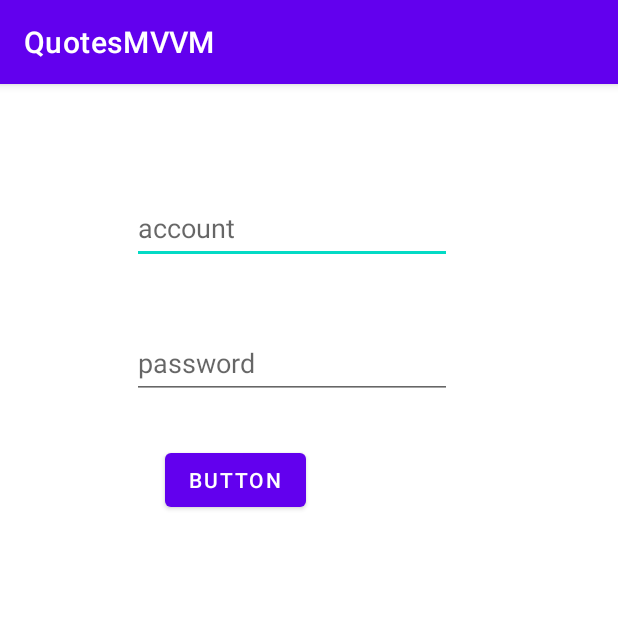
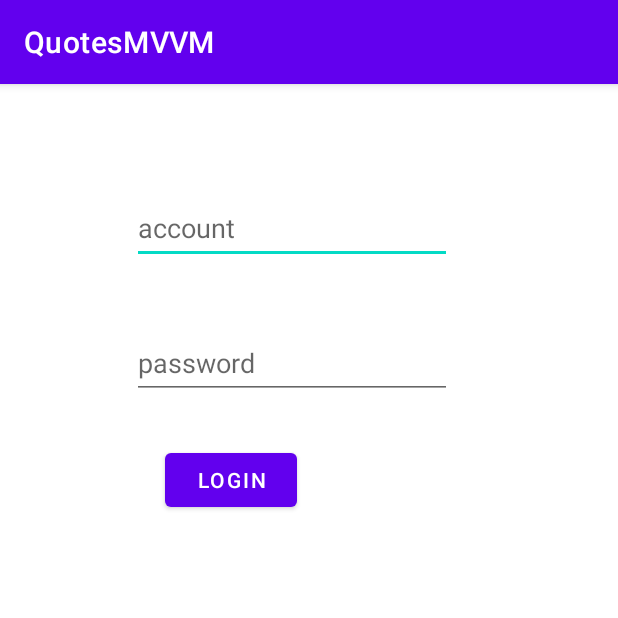
Before and after one commit to jomc-hash/QuotesApp-WebServices, an Android app: the screen it shows after launch (LoginActivity), on a phone screen of 412 x 824 dp, the top half of it. Run offline under Robolectric (Android 15) with nearby library versions, the phone set to English and light mode, and no system bars; our stand-ins replace Dagger/Hilt's generated code.

Commit message:
typos correction

```diff
--- a/app/src/main/java/dev/cardoso/quotesmvvm/presentation/view/LoginActivity.kt
+++ b/app/src/main/java/dev/cardoso/quotesmvvm/presentation/view/LoginActivity.kt
@@ -41,7 +41,7 @@ class LoginActivity (): AppCompatActivity(){
             userViewModel.loginResponse.collect{
                 if(it.success){
                     val token = it.data
-                    Toast.makeText(baseContext, "El usuario se ha autenticado corrctamente", Toast.LENGTH_LONG).show()
+                    Toast.makeText(baseContext, "El usuario se ha autenticado correctamente", Toast.LENGTH_LONG).show()
                     saveToken(token)
                 }else{
                     if (it.message!=""){
--- a/app/src/main/res/layout/activity_login.xml
+++ b/app/src/main/res/layout/activity_login.xml
@@ -37,7 +37,7 @@
         android:layout_height="wrap_content"
         android:layout_marginStart="22dp"
         android:layout_marginTop="30dp"
-        android:text="Button"
+        android:text="Login"
         app:layout_constraintStart_toStartOf="@+id/etPassword"
         app:layout_constraintTop_toBottomOf="@+id/etPassword" />
 </androidx.constraintlayout.widget.ConstraintLayout>
```
